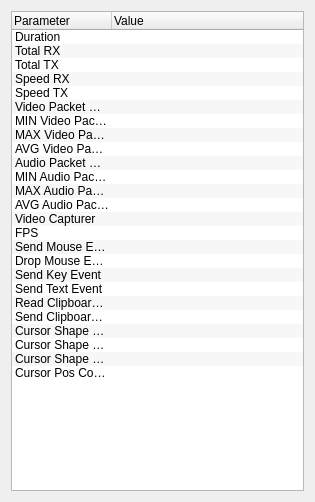
The window that source/client/ui/statistics_dialog.ui (dchapyshev/aspia) describes before a commit, drawn with Qt 5.
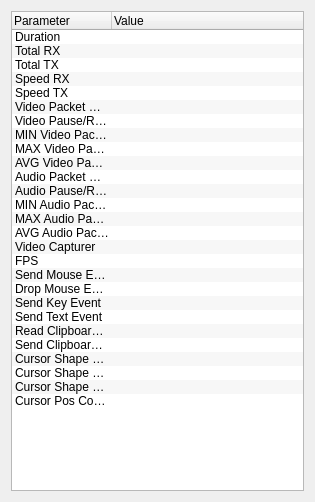
The same window after the commit.

Commit message: Implement video/audio pausing when window is minimized.

Diff of the .ui file:
```diff
--- a/source/client/ui/statistics_dialog.ui
+++ b/source/client/ui/statistics_dialog.ui
@@ -71,6 +71,11 @@
        <string notr="true">Video Packet Count</string>
       </property>
      </item>
+     <item>
+      <property name="text">
+       <string notr="true">Video Pause/Resume Count</string>
+      </property>
+     </item>
      <item>
       <property name="text">
        <string notr="true">MIN Video Packet</string>
@@ -91,6 +96,11 @@
        <string notr="true">Audio Packet Count</string>
       </property>
      </item>
+     <item>
+      <property name="text">
+       <string notr="true">Audio Pause/Resume Count</string>
+      </property>
+     </item>
      <item>
       <property name="text">
        <string notr="true">MIN Audio Packet</string>
```
The commit also changes 23 other files.
